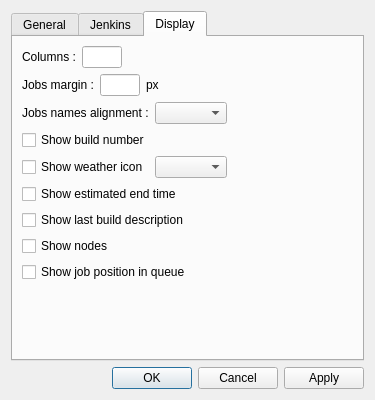
Old version of the form src/views/uis/preferencesdialog.ui in the repository Kaldor37/jenkins-cute-view.
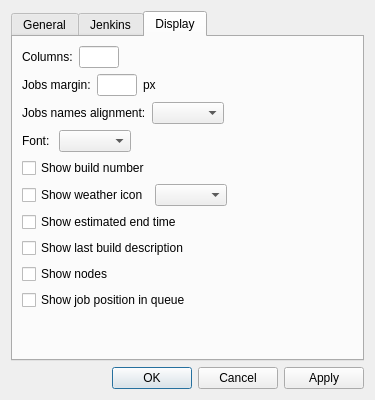
New version of the form. The open tabs and pages were chosen to show the change.

Commit message: Added an option to select the font

```diff
--- a/src/views/uis/preferencesdialog.ui
+++ b/src/views/uis/preferencesdialog.ui
@@ -226,7 +226,7 @@
          <item>
           <widget class="QLabel" name="m_columnsLabel">
            <property name="text">
-            <string>Columns :</string>
+            <string>Columns:</string>
            </property>
           </widget>
          </item>
@@ -260,7 +260,7 @@
          <item>
           <widget class="QLabel" name="m_jobsMarginLabel">
            <property name="text">
-            <string>Jobs margin :</string>
+            <string>Jobs margin:</string>
            </property>
           </widget>
          </item>
@@ -301,7 +301,7 @@
          <item>
           <widget class="QLabel" name="m_jobsNameDescAlignLabel">
            <property name="text">
-            <string>Jobs names alignment :</string>
+            <string>Jobs names alignment:</string>
            </property>
           </widget>
          </item>
@@ -323,6 +323,33 @@
          </item>
         </layout>
        </item>
+       <item>
+        <layout class="QHBoxLayout" name="horizontalLayout_8">
+         <item>
+          <widget class="QLabel" name="m_fontLabel">
+           <property name="text">
+            <string>Font: </string>
+           </property>
+          </widget>
+         </item>
+         <item>
+          <widget class="QComboBox" name="m_fontComboBox"/>
+         </item>
+         <item>
+          <spacer name="horizontalSpacer_8">
+           <property name="orientation">
+            <enum>Qt::Horizontal</enum>
+           </property>
+           <property name="sizeHint" stdset="0">
+            <size>
+             <width>40</width>
+             <height>20</height>
+            </size>
+           </property>
+          </spacer>
+         </item>
+        </layout>
+       </item>
        <item>
         <widget class="QCheckBox" name="m_showBuildNumberCheckBox">
          <property name="text">
```
Left out of the diff: 2 changed lines with no effect on the pictures. The commit also changes 22 other files.
